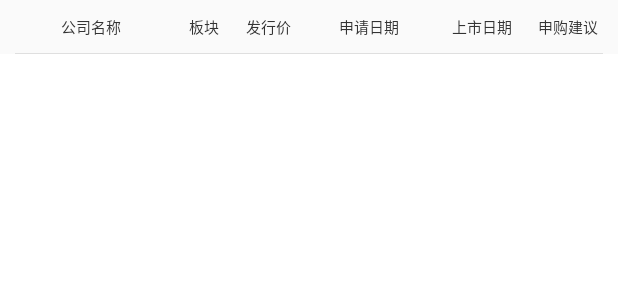
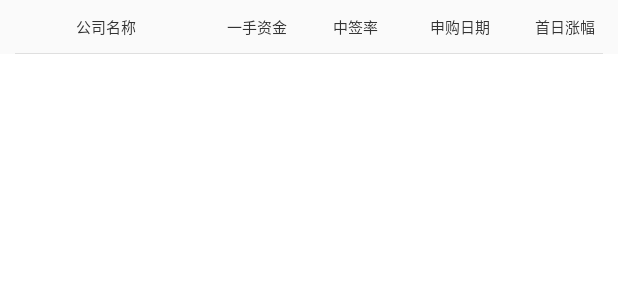
Before and after one commit to pfsir/StockAssistant, an Android app: the layout fragment_hk_stock.xml on its own in the app's theme, with its tools: preview values and no code run, on a phone screen of 412 x 824 dp. Shown: the top 300 px of the screen. Run offline under Robolectric (Android 15) with nearby library versions, the phone set to English and light mode, and no system bars; plain views replace SmartRefreshLayout.

Commit message:
1.港股模块修改

```diff
--- a/app/src/main/res/layout/fragment_hk_stock.xml
+++ b/app/src/main/res/layout/fragment_hk_stock.xml
@@ -47,26 +47,10 @@
                             android:textSize="10sp" />
 
                         <TextView
-                            android:layout_width="40dp"
+                            android:layout_width="70dp"
                             android:layout_height="wrap_content"
                             android:gravity="center"
-                            android:text="@string/hk_plate"
-                            android:textColor="@color/color_333333"
-                            android:textSize="10sp" />
-
-                        <TextView
-                            android:layout_width="45dp"
-                            android:layout_height="wrap_content"
-                            android:gravity="center"
-                            android:text="@string/hk_issue_price"
-                            android:textColor="@color/color_333333"
-                            android:textSize="10sp" />
-
-                        <TextView
-                            android:layout_width="90dp"
-                            android:layout_height="wrap_content"
-                            android:gravity="center"
-                            android:text="@string/hk_apply_date"
+                            android:text="@string/hk_only_money"
                             android:textColor="@color/color_333333"
                             android:textSize="10sp" />
 
@@ -74,15 +58,24 @@
                             android:layout_width="60dp"
                             android:layout_height="wrap_content"
                             android:gravity="center"
-                            android:text="@string/hk_list_date"
+                            android:text="@string/hk_getting"
                             android:textColor="@color/color_333333"
                             android:textSize="10sp" />
 
                         <TextView
-                            android:layout_width="55dp"
+                            android:layout_width="80dp"
                             android:layout_height="wrap_content"
                             android:gravity="center"
-                            android:text="@string/hk_suggest"
+                            android:text="@string/hk_apply_date"
+                            android:textColor="@color/color_333333"
+                            android:textSize="10sp" />
+
+
+                        <TextView
+                            android:layout_width="60dp"
+                            android:layout_height="wrap_content"
+                            android:gravity="center"
+                            android:text="@string/hk_first_raise"
                             android:textColor="@color/color_333333"
                             android:textSize="10sp" />
 
--- a/app/src/main/res/values/strings.xml
+++ b/app/src/main/res/values/strings.xml
@@ -81,10 +81,13 @@
 
 
     <string name="hk_company_name">公司名称</string>
-    <string name="hk_apply_date">申请日期</string>
+    <string name="hk_apply_date">申购日期</string>
     <string name="hk_list_date">上市日期</string>
     <string name="hk_plate">板块</string>
     <string name="hk_suggest">申购建议</string>
+    <string name="hk_only_money">一手资金</string>
+    <string name="hk_getting">中签率</string>
+    <string name="hk_first_raise">首日涨幅</string>
     <string name="hk_issue_price">发行价</string>
 
 </resources>
```
Also changed, not shown: app/src/main/java/com/xy/jepackdemo/adapter/HKStockAdapter.java (+23 -14 lines), app/src/main/res/layout/item_hk_stock_layout.xml (+6 -15 lines).
